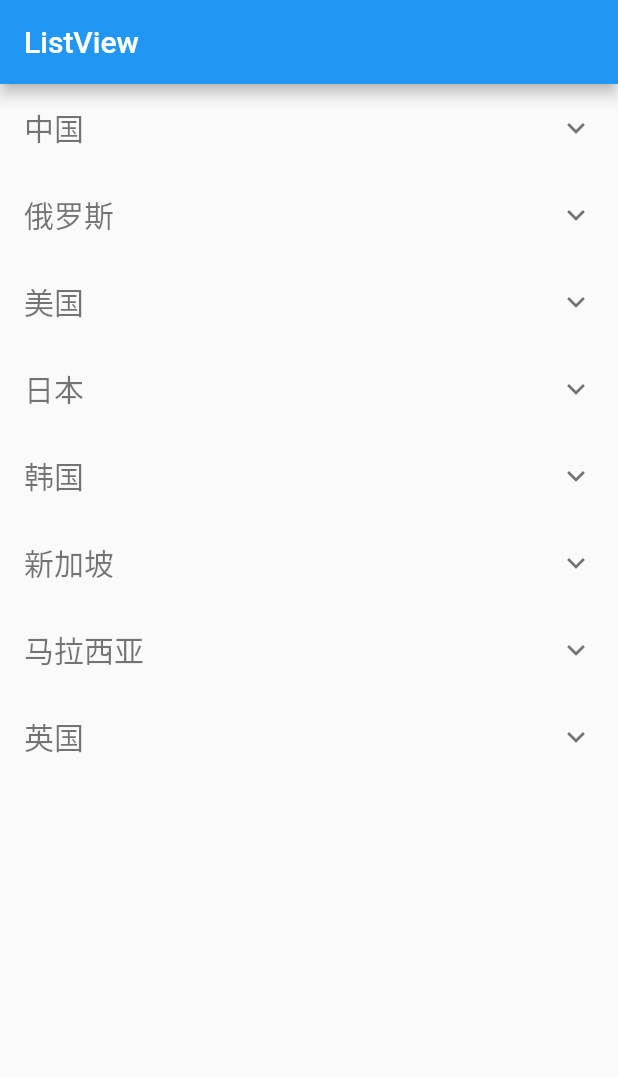
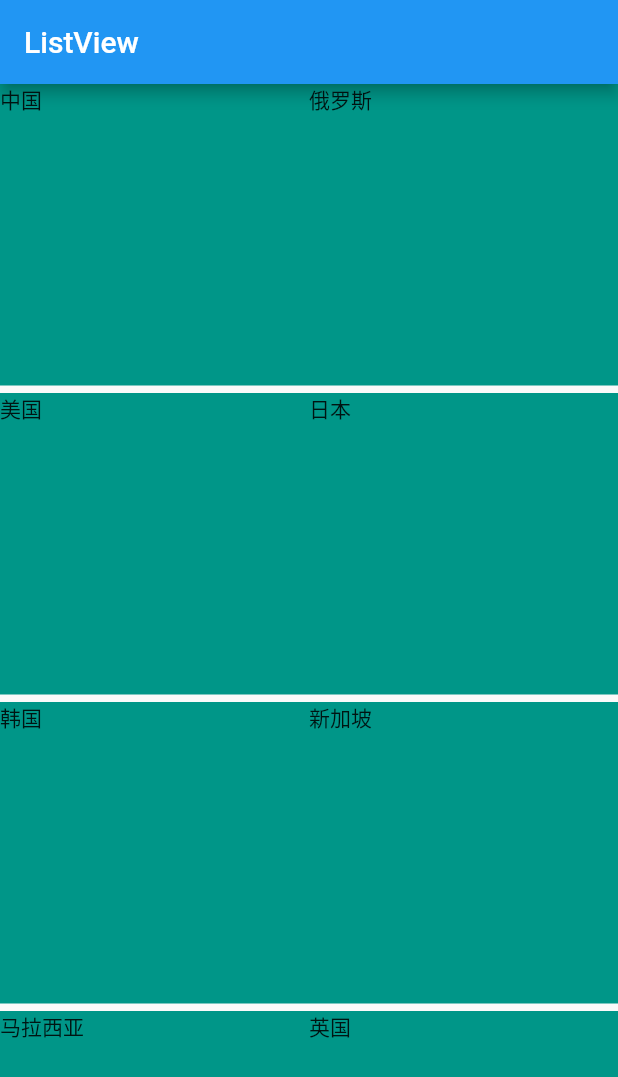
Before and after one commit to ly4work/Trip-Flutter, a Flutter app: the screen it shows after launch, on a phone screen of 412 x 824 dp. Shown: the top 1077 px of the screen. Run offline on Flutter 3.47's test engine with Material 2 defaults, Android fonts, the phone set to English and light mode, and no system bars; our stand-ins replace flutter_swiper, shared_preferences.

Commit message:
[update]

```diff
--- a/lib/main.dart
+++ b/lib/main.dart
@@ -31,9 +31,8 @@ class _MyAppState extends State<MyApp> {
         appBar: AppBar(
           title: Text('ListView'),
         ),
-        body: ListView(
-          //  设置列表方向
-          // scrollDirection: Axis.horizontal,
+        body: GridView.count(
+          crossAxisCount: 2,
           children: _buildList(),
         ),
       ),
@@ -41,33 +40,16 @@ class _MyAppState extends State<MyApp> {
   }
 
   List<Widget> _buildList() {
-    List<Widget> widgets = [];
-    COUNTRY.keys.forEach((key) {
-      widgets.add(_item(key, COUNTRY[key]));
-    });
-    return widgets;
+   return  COUNTRY.keys.map((country) => _item(country)).toList();
     // return COUNTRY.map((city) => _item(city)).toList();
   }
 
-  Widget _buildSub(String subCity) {
-    return FractionallySizedBox(
-      widthFactor: 1,
-      child: Container(
-        height: 50,
-        margin: EdgeInsets.only(bottom: 5),
-        decoration: BoxDecoration(color: Colors.lightBlue),
-        child: Text(subCity),
-      ),
-    );
-  }
-
-  Widget _item(String country, List<String> subCities) {
-    return ExpansionTile(
-      title: Text(
-        country,
-        style: TextStyle(color: Colors.black54, fontSize: 20),
-      ),
-      children: subCities.map((subCity) => _buildSub(subCity)).toList(),
+  Widget _item(String country) {
+    return Container(
+      height: 80,
+      margin: EdgeInsets.only(bottom: 5),
+      decoration: BoxDecoration(color: Colors.teal),
+      child: Text(country),
     );
   }
 }
```
